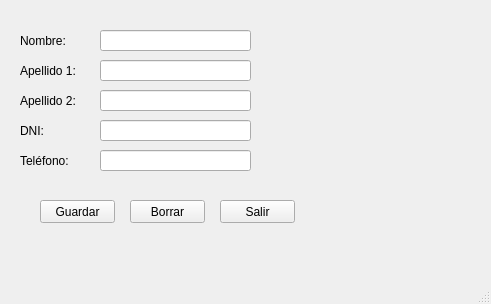
This is FreeWork/ADECUA/AppFinalQt/ClientNew.ui in epdelasheras/PYTHON as Qt 5 draws it before an edit. The edited form follows.
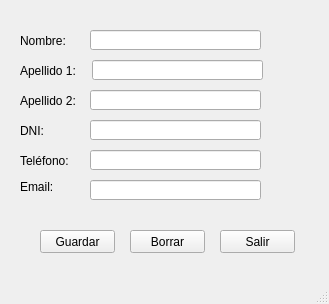
This is the edited form.

Commit message: go on with the client data base.

The edit to the form file:
```diff
--- a/FreeWork/ADECUA/AppFinalQt/ClientNew.ui
+++ b/FreeWork/ADECUA/AppFinalQt/ClientNew.ui
@@ -6,7 +6,7 @@
    <rect>
     <x>0</x>
     <y>0</y>
-    <width>491</width>
+    <width>329</width>
     <height>304</height>
    </rect>
   </property>
@@ -14,16 +14,6 @@
    <string>MainWindow</string>
   </property>
   <widget class="QWidget" name="centralwidget">
-   <widget class="QLineEdit" name="LineName">
-    <property name="geometry">
-     <rect>
-      <x>100</x>
-      <y>30</y>
-      <width>151</width>
-      <height>21</height>
-     </rect>
-    </property>
-   </widget>
    <widget class="QLabel" name="LabelName">
     <property name="geometry">
      <rect>
@@ -37,19 +27,6 @@
      <string>Nombre:</string>
     </property>
    </widget>
-   <widget class="QLineEdit" name="LineSurname1">
-    <property name="geometry">
-     <rect>
-      <x>100</x>
-      <y>60</y>
-      <width>151</width>
-      <height>21</height>
-     </rect>
-    </property>
-    <property name="text">
-     <string/>
-    </property>
-   </widget>
    <widget class="QLabel" name="LabelSurname1">
     <property name="geometry">
      <rect>
@@ -89,32 +66,6 @@
      <string>DNI:</string>
     </property>
    </widget>
-   <widget class="QLineEdit" name="LineSurname2">
-    <property name="geometry">
-     <rect>
-      <x>100</x>
-      <y>90</y>
-      <width>151</width>
-      <height>21</height>
-     </rect>
-    </property>
-    <property name="text">
-     <string/>
-    </property>
-   </widget>
-   <widget class="QLineEdit" name="LineDNI">
-    <property name="geometry">
-     <rect>
-      <x>100</x>
-      <y>120</y>
-      <width>151</width>
-      <height>21</height>
-     </rect>
-    </property>
-    <property name="text">
-     <string/>
-    </property>
-   </widget>
    <widget class="QLabel" name="LabelPhone">
     <property name="geometry">
      <rect>
@@ -128,24 +79,84 @@
      <string>Teléfono:</string>
     </property>
    </widget>
+   <widget class="QLineEdit" name="LineName">
+    <property name="geometry">
+     <rect>
+      <x>90</x>
+      <y>30</y>
+      <width>171</width>
+      <height>20</height>
+     </rect>
+    </property>
+   </widget>
+   <widget class="QLineEdit" name="LineSurname1">
+    <property name="geometry">
+     <rect>
+      <x>92</x>
+      <y>60</y>
+      <width>171</width>
+      <height>20</height>
+     </rect>
+    </property>
+   </widget>
+   <widget class="QLineEdit" name="LineSurname2">
+    <property name="geometry">
+     <rect>
+      <x>90</x>
+      <y>90</y>
+      <width>171</width>
+      <height>20</height>
+     </rect>
+    </property>
+   </widget>
+   <widget class="QLineEdit" name="LineDNI">
+    <property name="geometry">
+     <rect>
+      <x>90</x>
+      <y>120</y>
+      <width>171</width>
+      <height>20</height>
+     </rect>
+    </property>
+   </widget>
    <widget class="QLineEdit" name="LinePhone">
     <property name="geometry">
      <rect>
-      <x>100</x>
+      <x>90</x>
       <y>150</y>
-      <width>151</width>
-      <height>21</height>
+      <width>171</width>
+      <height>20</height>
+     </rect>
+    </property>
+   </widget>
+   <widget class="QLineEdit" name="LineEmail">
+    <property name="geometry">
+     <rect>
+      <x>90</x>
+      <y>180</y>
+      <width>171</width>
+      <height>20</height>
+     </rect>
+    </property>
+   </widget>
+   <widget class="QLabel" name="labelEmail">
+    <property name="geometry">
+     <rect>
+      <x>20</x>
+      <y>180</y>
+      <width>47</width>
+      <height>13</height>
      </rect>
     </property>
     <property name="text">
-     <string/>
+     <string>Email:</string>
     </property>
    </widget>
    <widget class="QPushButton" name="ButtonSave">
     <property name="geometry">
      <rect>
       <x>40</x>
-      <y>200</y>
+      <y>230</y>
       <width>75</width>
       <height>23</height>
      </rect>
@@ -158,7 +169,7 @@
     <property name="geometry">
      <rect>
       <x>130</x>
-      <y>200</y>
+      <y>230</y>
       <width>75</width>
       <height>23</height>
      </rect>
@@ -171,7 +182,7 @@
     <property name="geometry">
      <rect>
       <x>220</x>
-      <y>200</y>
+      <y>230</y>
       <width>75</width>
       <height>23</height>
      </rect>
```
The commit also changes 6 other files.
